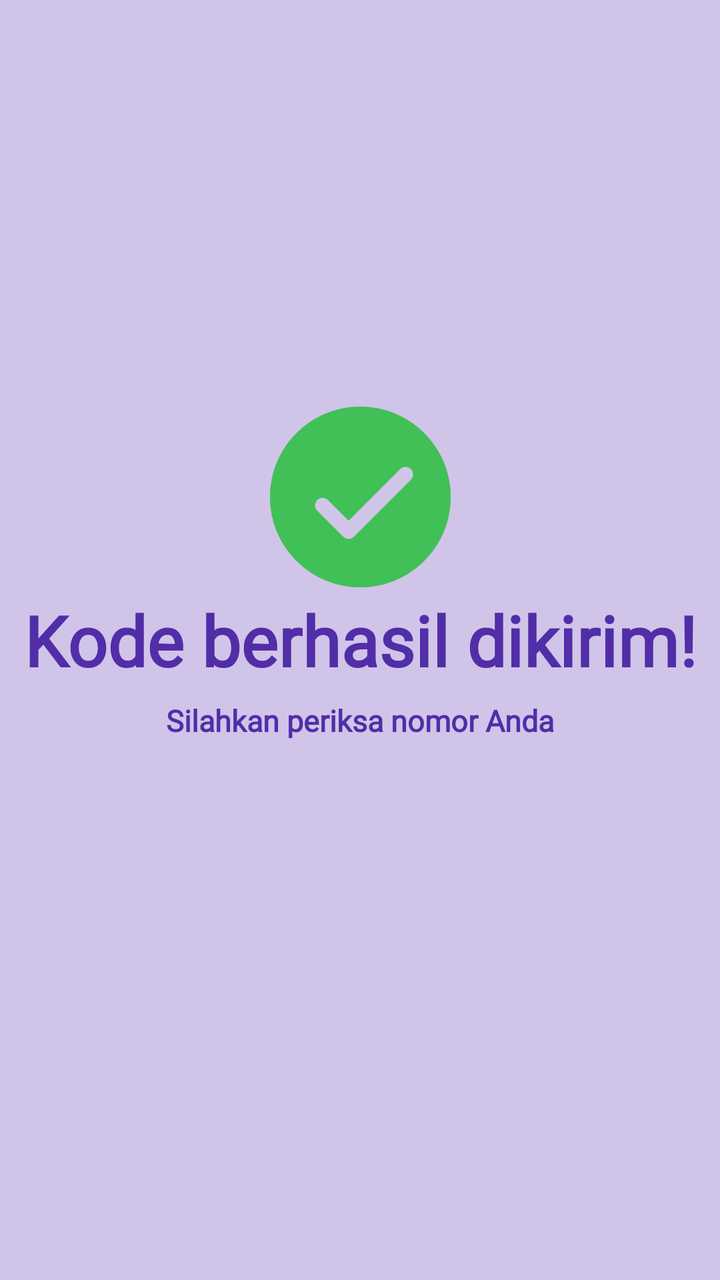
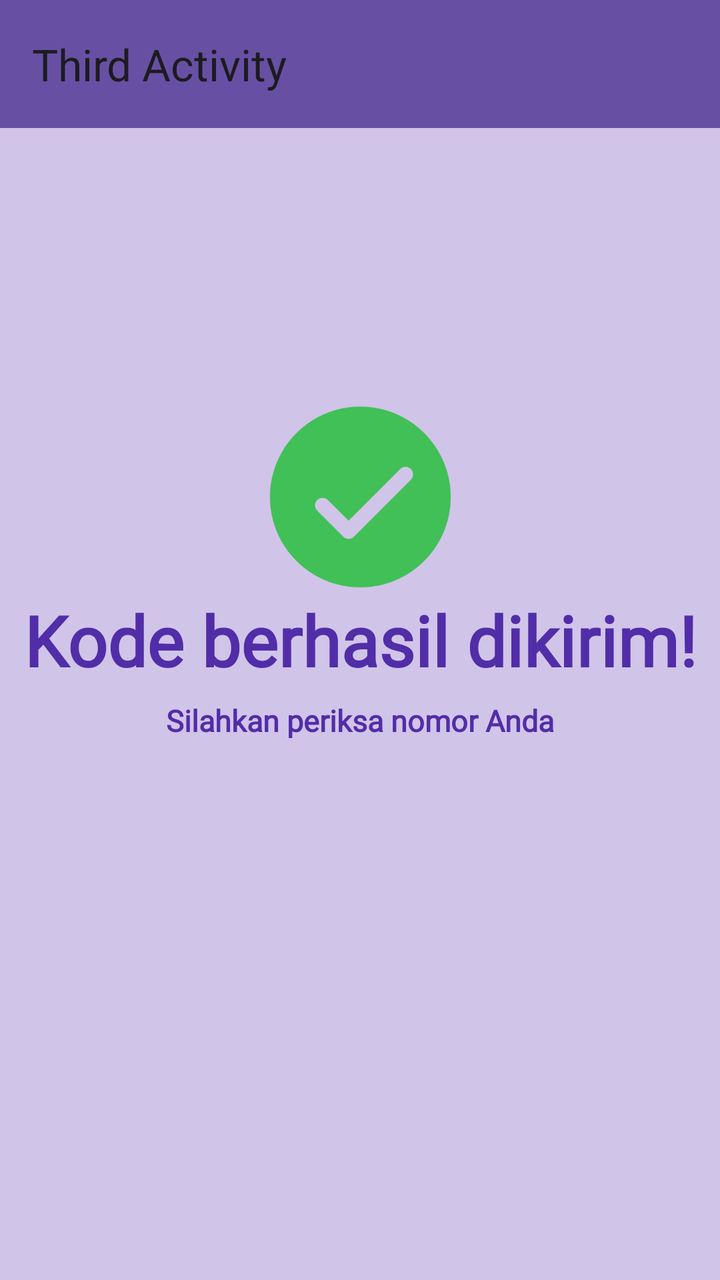

Compare the two renders of this Android layout. The source of the first and the diff that turns it into the second are given below.
<!-- AndroidManifest.xml: application theme Theme.NauraApps -->
<!-- res/layout/activity_third_result.xml -->
<?xml version="1.0" encoding="utf-8"?>
<androidx.constraintlayout.widget.ConstraintLayout xmlns:android="http://schemas.android.com/apk/res/android"
    xmlns:app="http://schemas.android.com/apk/res-auto"
    xmlns:tools="http://schemas.android.com/tools"
    android:id="@+id/main"
    android:layout_width="match_parent"
    android:layout_height="match_parent"
    android:background="#D1C4E9"
    tools:context=".pertemuan_3.ThirdResultActivity">

    <TextView
        android:id="@+id/textView3"
        android:layout_width="wrap_content"
        android:layout_height="wrap_content"
        android:fontFamily="@font/robotocondensed_variablefont_wght"
        android:text="Kode berhasil dikirim!"
        android:textColor="#512DA8"
        android:textSize="35sp"
        android:textStyle="bold"
        app:layout_constraintBottom_toBottomOf="parent"
        app:layout_constraintEnd_toEndOf="parent"
        app:layout_constraintStart_toStartOf="parent"
        app:layout_constraintTop_toTopOf="parent" />

    <TextView
        android:id="@+id/textView4"
        android:layout_width="wrap_content"
        android:layout_height="wrap_content"
        android:fontFamily="@font/robotocondensed_variablefont_wght"
        android:text="Silahkan periksa nomor Anda"
        android:textColor="#512DA8"
        android:textSize="15sp"
        android:textStyle="bold"
        app:layout_constraintBottom_toBottomOf="parent"
        app:layout_constraintEnd_toEndOf="parent"
        app:layout_constraintStart_toStartOf="parent"
        app:layout_constraintTop_toTopOf="parent"
        app:layout_constraintVertical_bias="0.565" />

    <ImageView
        android:id="@+id/imageView3"
        android:layout_width="113dp"
        android:layout_height="121dp"
        app:layout_constraintBottom_toBottomOf="parent"
        app:layout_constraintEnd_toEndOf="parent"
        app:layout_constraintStart_toStartOf="parent"
        app:layout_constraintTop_toTopOf="parent"
        app:layout_constraintVertical_bias="0.362"
        app:srcCompat="@drawable/ok" />

</androidx.constraintlayout.widget.ConstraintLayout>
<!-- resources referenced by this layout -->
<resources>
  <!-- drawable ok: png bitmap (drawable, 10828 bytes) -->
  <style name="Theme.NauraApps" parent="Base.Theme.NauraApps" />
  <style name="Base.Theme.NauraApps" parent="Theme.Material3.DayNight.NoActionBar">
          
          
      </style>
</resources>

<!-- the commit's change to res/layout/activity_third_result.xml (unified diff, before → after) -->
@@ -7,6 +7,16 @@
     android:layout_height="match_parent"
     android:background="#D1C4E9"
     tools:context=".pertemuan_3.ThirdResultActivity">
+
+    <androidx.appcompat.widget.Toolbar
+        android:id="@+id/toolbar"
+        android:layout_width="0dp"
+        android:layout_height="wrap_content"
+        android:background="?attr/colorPrimary"
+        app:title="Third Activity"
+        app:layout_constraintTop_toTopOf="parent"
+        app:layout_constraintStart_toStartOf="parent"
+        app:layout_constraintEnd_toEndOf="parent"/>
 
     <TextView
         android:id="@+id/textView3"
